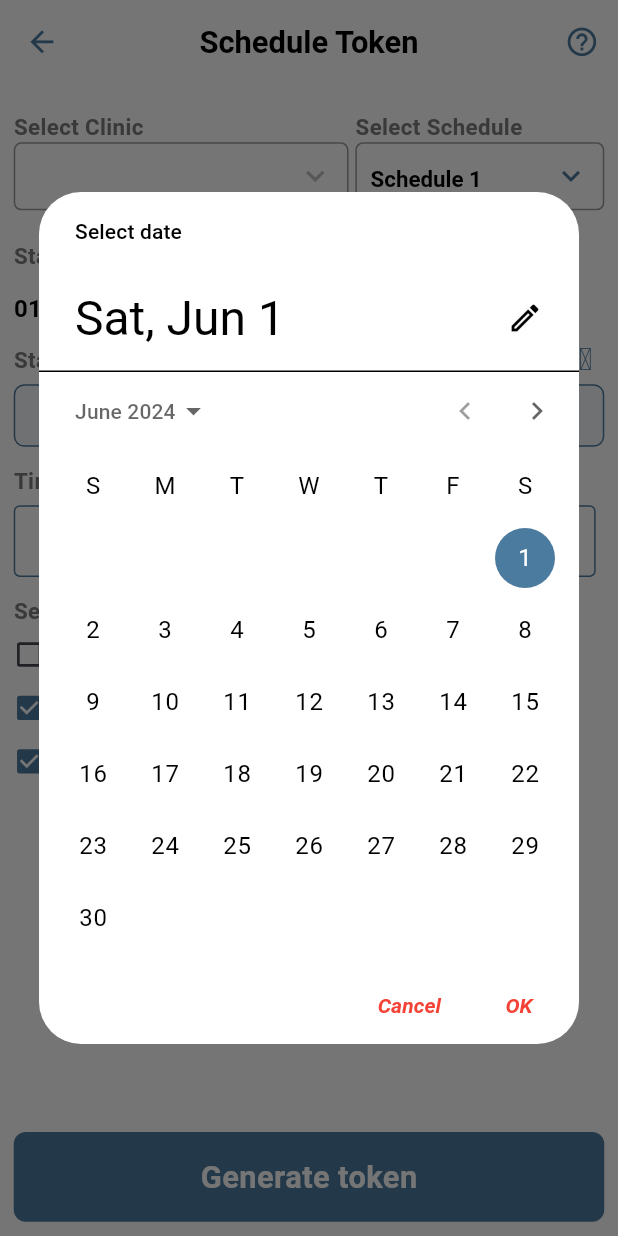
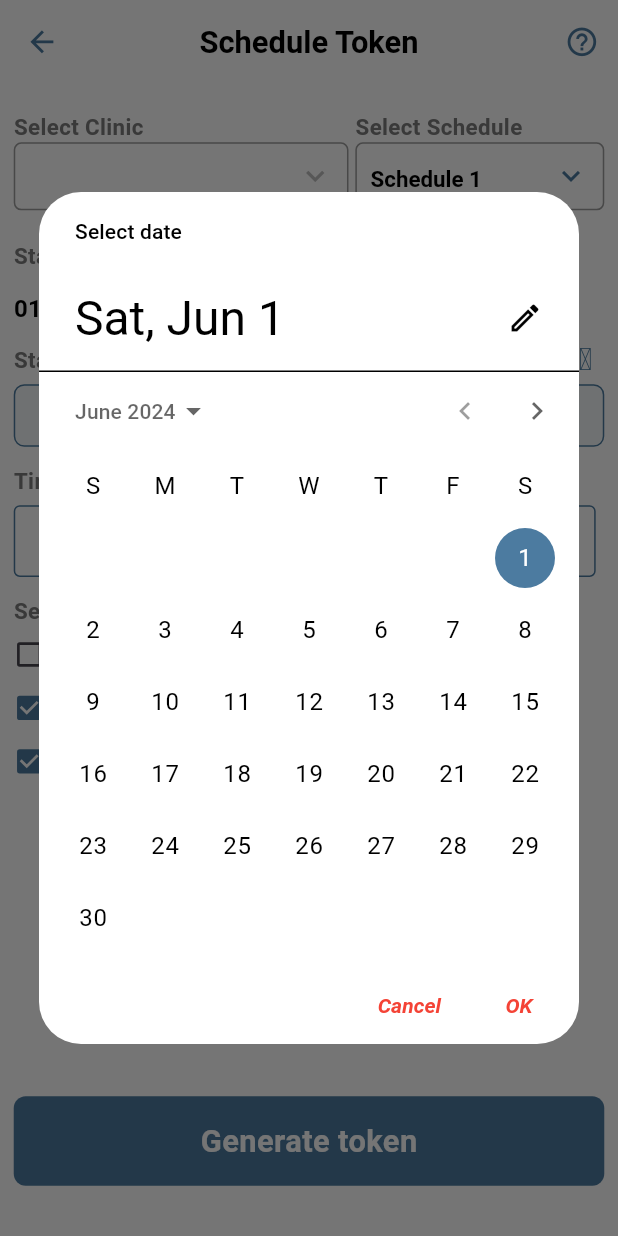
Before and after one commit to mediezytechnologies/mediezy_doctor_app, a Flutter app: the ScheduleTokenDetailsScreen screen opened directly, after a tap on an icon or button, on a phone screen of 412 x 824 dp. Run offline on Flutter 3.47's test engine with Material 3 defaults, Android fonts, the phone set to English and light mode, and no system bars; drawn by our look-alikes of upgrader; our stand-ins replace bloc, card_swiper, connectivity_plus, dio, easy_date_timeline, fancy_shimmer_image and 17 more; missing offline and left inert: animation_wrappers, flutter_phone_direct_caller, overlay_tooltip; accounts and stored records are empty; network calls fail.

```diff
--- a/lib/Ui/Screens/AppointmentsScreen/AppointmentDetailsScreen/appointment_details_screen.dart
+++ b/lib/Ui/Screens/AppointmentsScreen/AppointmentDetailsScreen/appointment_details_screen.dart
@@ -204,6 +204,7 @@ class _AppointmentDetailsScreenState extends State<AppointmentDetailsScreen> {
         return Future.value(false);
       },
       child: Scaffold(
+          bottomNavigationBar: Container(height: size.height*0.038,width: double.infinity,color: Colors.amber,),
         appBar: AppBar(
           leading: IconButton(
               onPressed: () {
--- a/lib/Ui/Screens/AppointmentsScreen/AppointmentDetailsScreen/completed_appointment_details_screen.dart
+++ b/lib/Ui/Screens/AppointmentsScreen/AppointmentDetailsScreen/completed_appointment_details_screen.dart
@@ -58,6 +58,7 @@ class CompletedAppointmentDetailsScreenState
         return Future.value(false);
       },
       child: Scaffold(
+        bottomNavigationBar: Container(height: 20.h,width: double.infinity,color: Colors.amber,),
         appBar: AppBar(
           leading: IconButton(
               onPressed: () {
--- a/lib/Ui/Screens/SheduleTokenScreen/ScheduleToken/schedule_token_details_screen.dart
+++ b/lib/Ui/Screens/SheduleTokenScreen/ScheduleToken/schedule_token_details_screen.dart
@@ -798,8 +798,12 @@ class _ScheduleTokenDetailsScreenState
           bool isLoading = state is GenerateTokenFinalLoading;
           return Padding(
             padding: EdgeInsets.symmetric(
-                horizontal: 8.w, vertical: Platform.isIOS ? 12.h : 8.h),
-            child: InkWell(
+                horizontal: 8.w, vertical:  8.h),
+            child: Container(
+              height:70.h ,
+              child: Column(
+                children: [
+                  InkWell(
                     onTap: isLoading
                         ? null
                         : () {
@@ -839,6 +843,9 @@ class _ScheduleTokenDetailsScreenState
                                     color: Colors.white),
                               ),
                             ),
+                    ),
+                  ),
+                ],
               ),
             ),
           );
```
Also changed, not shown: pubspec.lock. Lines whose indentation alone changed are shown as unchanged.
